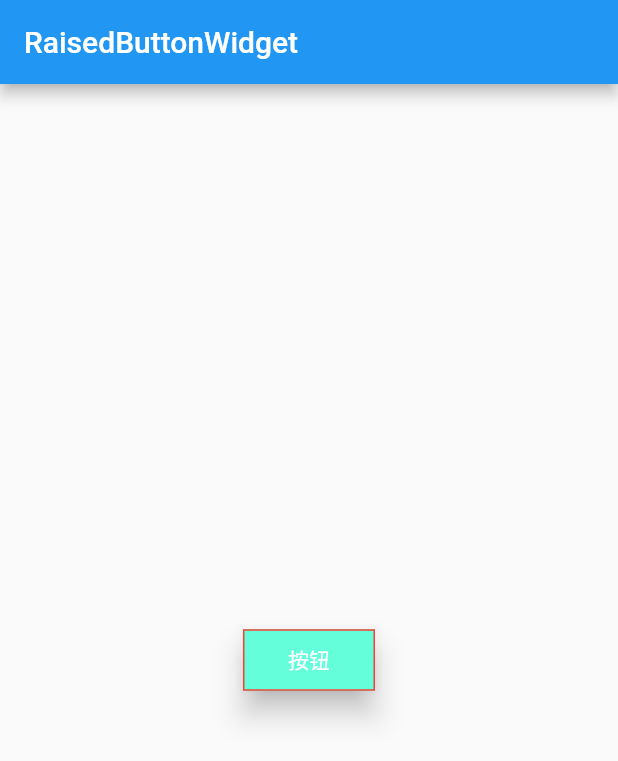
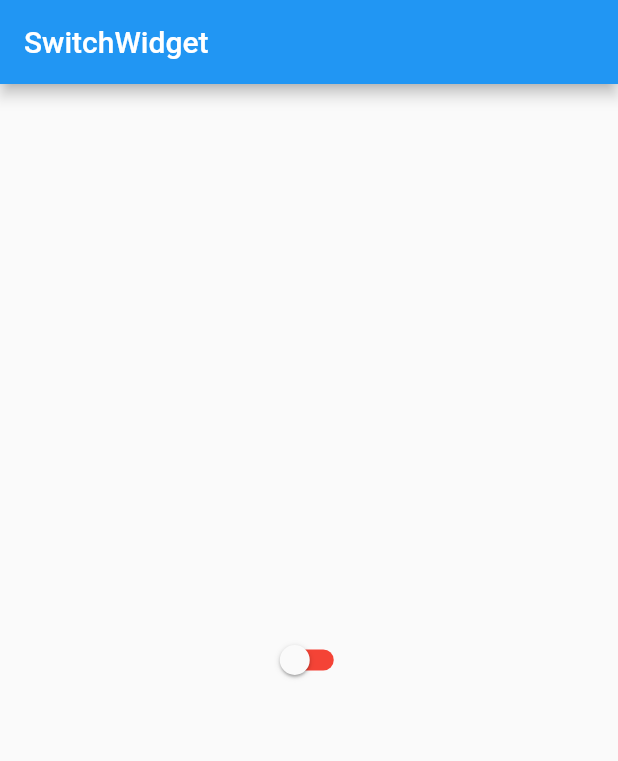
Before and after one commit to bikeming/firstFlutter, a Flutter app: the screen it shows after launch, on a phone screen of 412 x 824 dp. Shown: the top 761 px of the screen. Run offline on Flutter 3.47's test engine with Material 2 defaults, Android fonts, the phone set to English and light mode, and no system bars; our stand-ins replace fluttertoast.

Commit message:
SwitchWidget

```diff
--- a/lib/main.dart
+++ b/lib/main.dart
@@ -6,6 +6,7 @@ import 'widgetDemo/ContainerWidget.dart';
 import 'widgetDemo/ImageWidget.dart';
 import 'widgetDemo/TextFieldWidget.dart';
 import 'widgetDemo/RaisedButtonWidget.dart';
+import 'widgetDemo/SwitchWidget.dart';
 
 void main() => runApp(MyApp());
 
@@ -17,7 +18,8 @@ class MyApp extends StatelessWidget {
 //      home: new TextWidget(),
 //      home: new ContainerWidget(),
 //      home: new TextFieldWidget(),
-      home: new RaisedButtonWidget(),
+//      home: new RaisedButtonWidget(),
+      home: new SwitchWidget(),
     );
   }
 }
--- /dev/null
+++ b/lib/widgetDemo/SwitchWidget.dart
@@ -0,0 +1,32 @@
+import 'package:flutter/material.dart';
+
+class SwitchWidget extends StatefulWidget {
+  @override
+  State<StatefulWidget> createState() {
+    return new SwitchState();
+  }
+}
+
+class SwitchState extends State<SwitchWidget> {
+  bool isChecked = false;
+
+  @override
+  Widget build(BuildContext context) {
+    return new Scaffold(
+        appBar: AppBar(
+          title: Text("SwitchWidget"),
+        ),
+        body: Center(
+          child: new Switch(
+              value: isChecked,
+              activeColor: Colors.lightBlue,
+              activeTrackColor: Colors.amber,
+              inactiveTrackColor: Colors.red,
+              onChanged: (bool b) {
+                setState(() {
+                  this.isChecked = !isChecked;
+                });
+              }),
+        ));
+  }
+}
```
